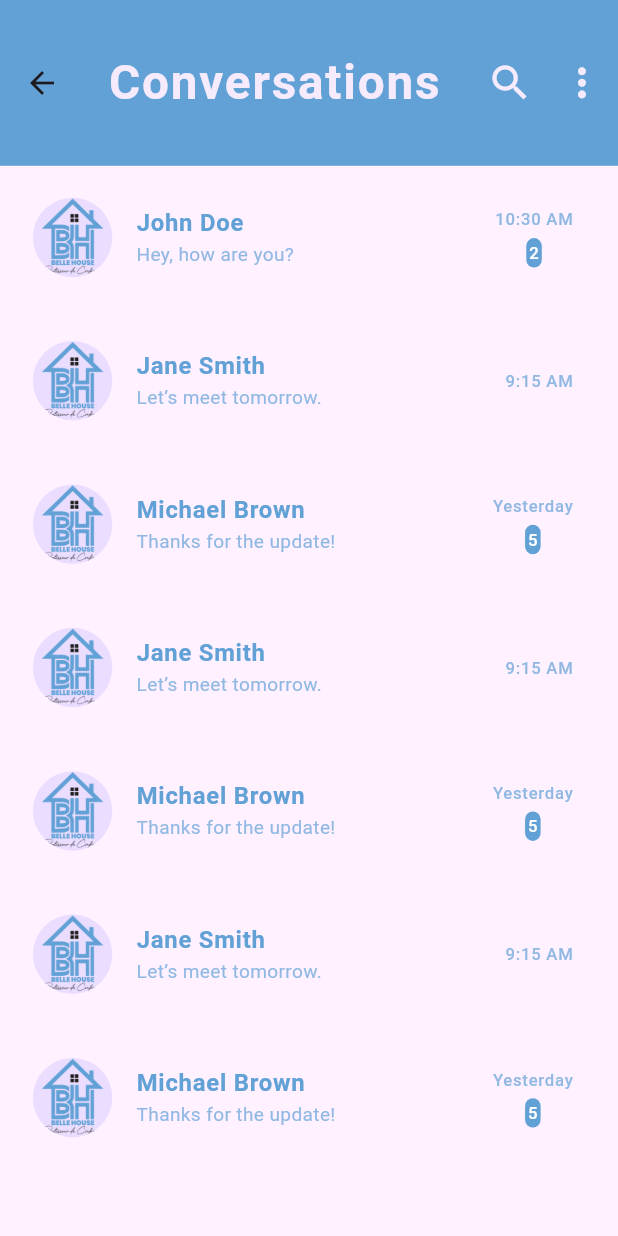
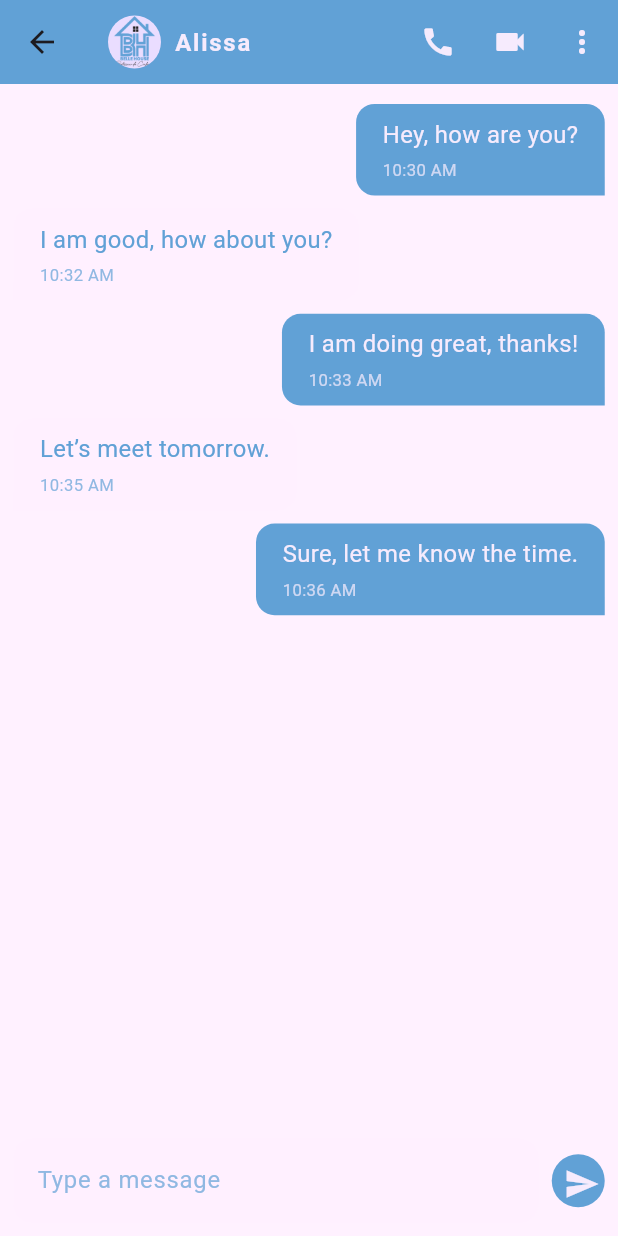
Before and after one commit to GanonthaBr/belle-house-mobile-app, a Flutter app: the ConversationsScreen screen opened directly, after a tap on "John Doe", on a phone screen of 412 x 824 dp. Run offline on Flutter 3.47's test engine with Material 3 defaults, Android fonts, the phone set to English and light mode, and no system bars; our stand-ins replace dots_indicator, geolocator, intl_phone_field; missing offline and left inert: country_codes.

Commit message:
Add MessageDetailsScreen and integrate it into navigation; update ConversationsScreen to navigate to MessageDetailsScreen on tap.

```diff
--- a/lib/main.dart
+++ b/lib/main.dart
@@ -5,6 +5,7 @@ import 'package:mobile_app/screens/home_screen.dart';
 import 'package:mobile_app/screens/house_details.dart';
 import 'package:mobile_app/screens/land_details.dart';
 import 'package:mobile_app/screens/main_screen.dart';
+import 'package:mobile_app/screens/message_details.dart';
 
 void main() {
   WidgetsFlutterBinding.ensureInitialized();
@@ -52,6 +53,11 @@ class MyApp extends StatelessWidget {
               agentRole: 'immobieier',
             ),
         '/home_screen': (context) => HomeScreen(),
+        "/message_details":
+            (context) => MessageDetailsScreen(
+              receiverName: 'Alissa',
+              receiverImage: 'images/logo.png',
+            ),
         '/land_details':
             (context) => LandDetailsScreen(
               imagePath: 'images/lands.jpg',
--- a/lib/screens/conversations_screen.dart
+++ b/lib/screens/conversations_screen.dart
@@ -154,6 +154,7 @@ class ConversationsScreen extends StatelessWidget {
                 ],
               ),
               onTap: () {
+                Navigator.pushNamed(context, '/message_details');
                 // Navigate to chat screen
               },
             ),
--- /dev/null
+++ b/lib/screens/message_details.dart
@@ -0,0 +1,200 @@
+import 'package:flutter/material.dart';
+import 'package:mobile_app/utils/colors.dart';
+import 'package:mobile_app/utils/dimensions.dart';
+import 'package:mobile_app/widgets/title_text.dart';
+
+class MessageDetailsScreen extends StatelessWidget {
+  final String receiverName;
+  final String receiverImage;
+
+  MessageDetailsScreen({
+    required this.receiverName,
+    required this.receiverImage,
+  });
+
+  final List<Map<String, dynamic>> messages = [
+    {
+      'isSentByMe': true,
+      'message': 'Hey, how are you?',
+      'timestamp': '10:30 AM',
+    },
+    {
+      'isSentByMe': false,
+      'message': 'I am good, how about you?',
+      'timestamp': '10:32 AM',
+    },
+    {
+      'isSentByMe': true,
+      'message': 'I am doing great, thanks!',
+      'timestamp': '10:33 AM',
+    },
+    {
+      'isSentByMe': false,
+      'message': 'Let’s meet tomorrow.',
+      'timestamp': '10:35 AM',
+    },
+    {
+      'isSentByMe': true,
+      'message': 'Sure, let me know the time.',
+      'timestamp': '10:36 AM',
+    },
+  ];
+
+  @override
+  Widget build(BuildContext context) {
+    return Scaffold(
+      backgroundColor: AppColors.secondaryColor,
+      appBar: AppBar(
+        backgroundColor: AppColors.primaryColor,
+        title: Row(
+          children: [
+            CircleAvatar(
+              backgroundImage: AssetImage(receiverImage),
+              radius: AppDimension.distance30 / 1.5,
+            ),
+            SizedBox(width: AppDimension.distance20 / 2),
+            TitleText(
+              text: receiverName,
+              fontSize: AppDimension.fontSize18,
+              color: AppColors.secondaryColor,
+            ),
+          ],
+        ),
+        actions: [
+          IconButton(
+            icon: Icon(Icons.call, color: AppColors.secondaryColor),
+            onPressed: () {
+              // Call action
+            },
+          ),
+          IconButton(
+            icon: Icon(Icons.videocam, color: AppColors.secondaryColor),
+            onPressed: () {
+              // Video call action
+            },
+          ),
+          IconButton(
+            icon: Icon(Icons.more_vert, color: AppColors.secondaryColor),
+            onPressed: () {
+              // More options
+            },
+          ),
+        ],
+      ),
+      body: Column(
+        children: [
+          // Messages List
+          Expanded(
+            child: ListView.builder(
+              padding: EdgeInsets.symmetric(
+                horizontal: AppDimension.distance20 / 2,
+                vertical: AppDimension.distance20 / 2,
+              ),
+              itemCount: messages.length,
+              itemBuilder: (context, index) {
+                final message = messages[index];
+                return Align(
+                  alignment:
+                      message['isSentByMe']
+                          ? Alignment.centerRight
+                          : Alignment.centerLeft,
+                  child: Container(
+                    margin: EdgeInsets.symmetric(
+                      vertical: AppDimension.distance20 / 4,
+                    ),
+                    padding: EdgeInsets.symmetric(
+                      horizontal: AppDimension.distance20,
+                      vertical: AppDimension.distance20 / 2,
+                    ),
+                    decoration: BoxDecoration(
+                      color:
+                          message['isSentByMe']
+                              ? AppColors.primaryColor
+                              : AppColors.secondaryColor,
+                      borderRadius: BorderRadius.only(
+                        topLeft: Radius.circular(AppDimension.radius14),
+                        topRight: Radius.circular(AppDimension.radius14),
+                        bottomLeft:
+                            message['isSentByMe']
+                                ? Radius.circular(AppDimension.radius14)
+                                : Radius.zero,
+                        bottomRight:
+                            message['isSentByMe']
+                                ? Radius.zero
+                                : Radius.circular(AppDimension.radius14),
+                      ),
+                    ),
+                    child: Column(
+                      crossAxisAlignment: CrossAxisAlignment.start,
+                      children: [
+                        Text(
+                          message['message'],
+                          style: TextStyle(
+                            fontSize: AppDimension.fontSize18,
+                            color:
+                                message['isSentByMe']
+                                    ? AppColors.secondaryColor
+                                    : AppColors.primaryColor,
+                          ),
+                        ),
+                        SizedBox(height: AppDimension.distance20 / 4),
+                        Text(
+                          message['timestamp'],
+                          style: TextStyle(
+                            fontSize: AppDimension.fontSize18 * 0.7,
+                            color:
+                                message['isSentByMe']
+                                    ? AppColors.secondaryColor.withOpacity(0.7)
+                                    : AppColors.primaryColor.withOpacity(0.7),
+                          ),
+                        ),
+                      ],
+                    ),
+                  ),
+                );
+              },
+            ),
+          ),
+          // Message Input
+          Padding(
+            padding: EdgeInsets.all(AppDimension.distance20 / 2),
+            child: Row(
+              children: [
+                Expanded(
+                  child: TextField(
+                    decoration: InputDecoration(
+                      hintText: 'Type a message',
+                      hintStyle: TextStyle(
+                        fontSize: AppDimension.fontSize18,
+                        color: AppColors.primaryColor.withOpacity(0.7),
+                      ),
+                      filled: true,
+                      fillColor: AppColors.secondaryColor,
+                      border: OutlineInputBorder(
+                        borderRadius: BorderRadius.circular(
+                          AppDimension.radius14,
+                        ),
+                        borderSide: BorderSide.none,
+                      ),
+                    ),
+                  ),
+                ),
+                SizedBox(width: AppDimension.distance20 / 2),
+                CircleAvatar(
+                  backgroundColor: AppColors.primaryColor,
+                  radius: AppDimension.distance30 / 1.5,
+                  child: IconButton(
+                    icon: Icon(Icons.send, color: AppColors.secondaryColor),
+                    onPressed: () {
+                      // Send message action
+                    },
+                  ),
+                ),
+              ],
+            ),
+          ),
+        ],
+      ),
+    );
+  }
+}
```
